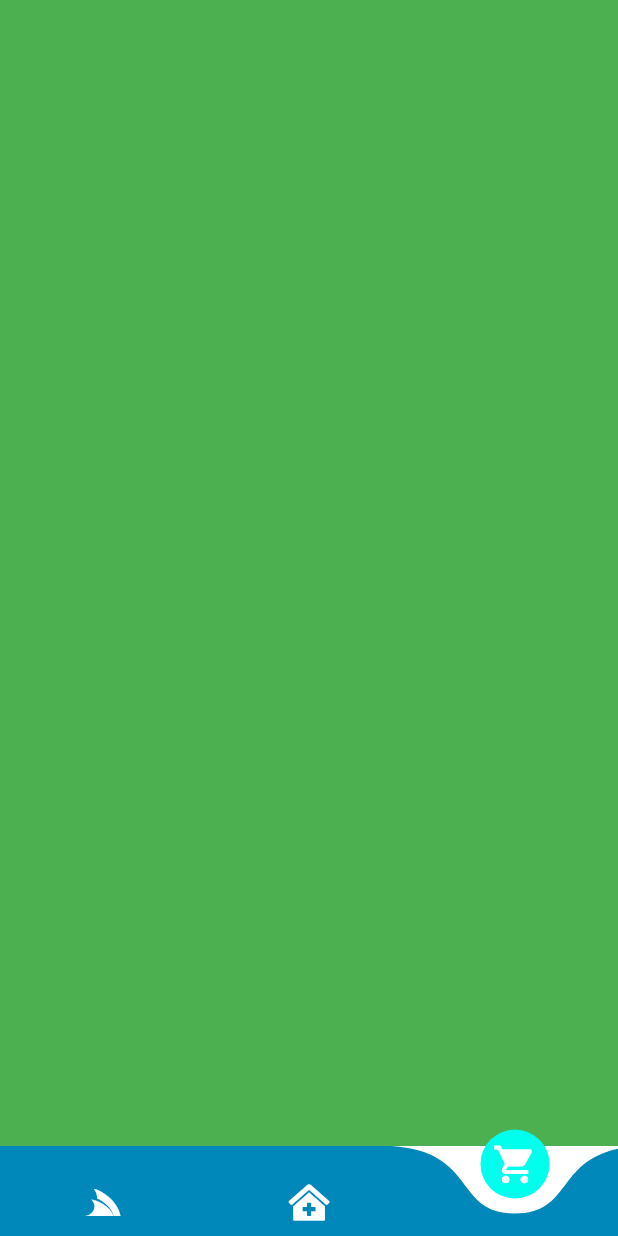
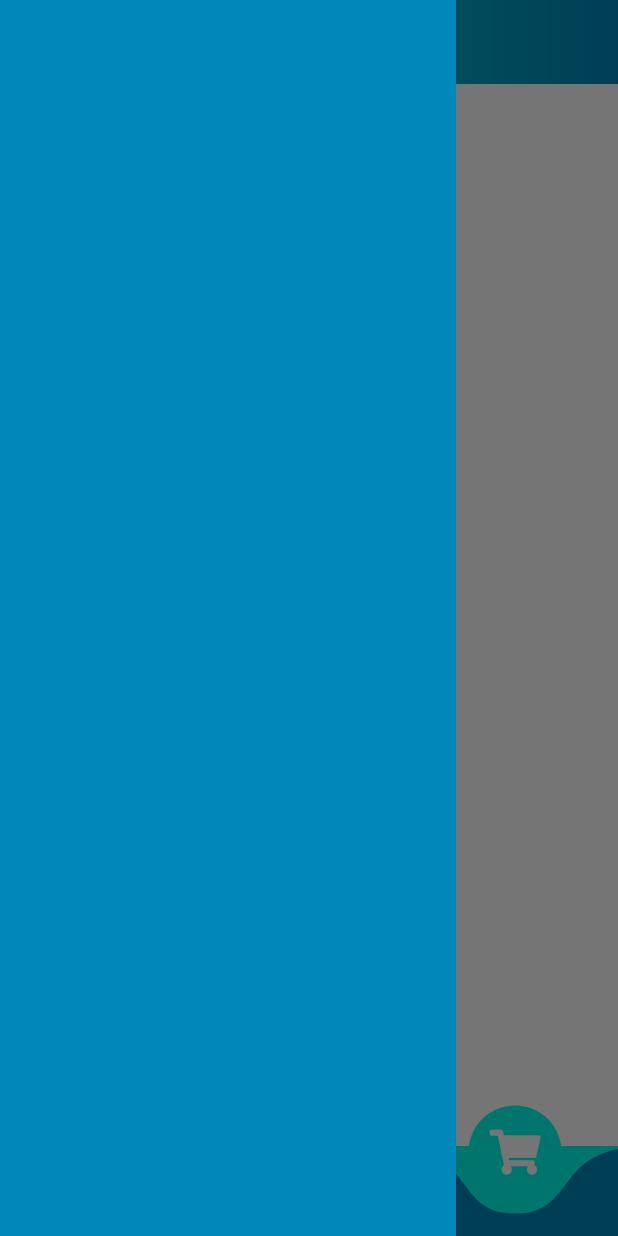
Before and after one commit to Afridee/Doctor-Chacha, a Flutter app: the Home screen opened directly, item 3 of the bottom bar chosen, with the side drawer open (before the commit the screen has no drawer), on a phone screen of 412 x 824 dp. Run offline on Flutter 3.47's test engine with Material 2 defaults, Android fonts, the phone set to English and light mode, and no system bars; drawn by our look-alikes of curved_navigation_bar; our stand-ins replace cloud_firestore, firebase_auth, flutter_mobx, font_awesome_flutter, google_sign_in, introduction_screen and 3 more; missing offline and left inert: flutter_facebook_login; accounts and stored records are empty.

Commit message:
5th push.

```diff
--- a/lib/Screens/Home.dart
+++ b/lib/Screens/Home.dart
@@ -1,7 +1,11 @@
 import 'package:curved_navigation_bar/curved_navigation_bar.dart';
 import 'package:flutter/material.dart';
 import 'package:flutter/cupertino.dart';
+import 'package:flutter/services.dart';
 import 'package:font_awesome_flutter/font_awesome_flutter.dart';
+import 'package:doctor_chacha/Screens/homeScreens/Services.dart';
+import 'package:doctor_chacha/Screens/homeScreens/medicineStore.dart';
+import 'package:doctor_chacha/Screens/homeScreens/Cart.dart';
 
 class Home extends StatefulWidget {
   @override
@@ -9,7 +13,6 @@ class Home extends StatefulWidget {
 }
 
 class _HomeState extends State<Home> {
-
   PageController pageController;
 
   navBarOnTap(int pageIndex) {
@@ -28,44 +31,66 @@ class _HomeState extends State<Home> {
 
   @override
   Widget build(BuildContext context) {
+    //this little code down here turns off auto rotation
+    SystemChrome.setPreferredOrientations([
+      DeviceOrientation.portraitUp,
+    ]);
+
     return Scaffold(
+      appBar: AppBar(
+        elevation: 0.0,
+        backgroundColor: Colors.transparent,
+        flexibleSpace: Container(
+          decoration: BoxDecoration(
+            gradient: LinearGradient(colors: [
+              Color(0xff00ffed),
+              Color(0xff0088ba),
+            ]),
+          ),
+        ),
+      ),
+      drawer: Drawer(
+        elevation: 0.0,
+        child: Container(
+          decoration: BoxDecoration(
+             color: Color(0xff0088ba)
+          ),
+        ),
+      ),
       body: PageView(
-          controller: pageController,
-          physics: NeverScrollableScrollPhysics(),
-          children: <Widget>[
-          Container(
-            height: MediaQuery.of(context).size.height,
-            width: MediaQuery.of(context).size.width,
-            color: Colors.blue,
-          ),
-          Container(
-            height: MediaQuery.of(context).size.height,
-            width: MediaQuery.of(context).size.width,
-            color: Colors.red,
-          ),
-          Container(
-            height: MediaQuery.of(context).size.height,
-            width: MediaQuery.of(context).size.width,
-            color: Colors.green,
-          )
-        ],
+        controller: pageController,
+        physics: NeverScrollableScrollPhysics(),
+        children: <Widget>[services(), medicineStore(), Cart()],
       ),
       bottomNavigationBar: CurvedNavigationBar(
         index: 1,
         color: Color(0xff0088ba),
-        backgroundColor: Colors.white,
+        backgroundColor: Color(0xff00ffed),
         buttonBackgroundColor: Color(0xff00ffed),
         height: 60,
         items: <Widget>[
-          FaIcon(FontAwesomeIcons.servicestack, color: Colors.white),
-          FaIcon(FontAwesomeIcons.clinicMedical, color: Colors.white),
-          Icon(Icons.shopping_cart, size: 30, color: Colors.white)
+          Padding(
+            padding: const EdgeInsets.all(8.0),
+            child: FaIcon(
+              FontAwesomeIcons.servicestack,
+              color: Colors.white,
+              size: 30,
+            ),
+          ),
+          Padding(
+            padding: const EdgeInsets.all(8.0),
+            child: FaIcon(FontAwesomeIcons.clinicMedical,
+                color: Colors.white, size: 30),
+          ),
+          Padding(
+            padding: const EdgeInsets.all(8.0),
+            child: FaIcon(FontAwesomeIcons.shoppingCart,
+                color: Colors.white, size: 30),
+          ),
         ],
-        animationDuration: Duration(
-            milliseconds: 200
-        ),
+        animationDuration: Duration(milliseconds: 200),
         animationCurve: Curves.bounceInOut,
-        onTap: (index){
+        onTap: (index) {
           navBarOnTap(index);
         },
       ),
--- /dev/null
+++ b/lib/Screens/homeScreens/Cart.dart
@@ -0,0 +1,21 @@
+import 'package:flutter/material.dart';
+import 'package:flutter/cupertino.dart';
+
+class Cart extends StatefulWidget {
+  @override
+  _CartState createState() => _CartState();
+}
+
+class _CartState extends State<Cart> {
+  @override
+  Widget build(BuildContext context) {
+    return Container(
+      height: MediaQuery.of(context).size.height,
+      width: MediaQuery.of(context).size.width,
+      color: Colors.white,
+      child: Center(
+        child: Text('Cart'),
+      ),
+    );
+  }
+}
--- /dev/null
+++ b/lib/Screens/homeScreens/Services.dart
@@ -0,0 +1,21 @@
+import 'package:flutter/material.dart';
+import 'package:flutter/cupertino.dart';
+
+class services extends StatefulWidget {
+  @override
+  _servicesState createState() => _servicesState();
+}
+
+class _servicesState extends State<services> {
+  @override
+  Widget build(BuildContext context) {
+    return Container(
+      height: MediaQuery.of(context).size.height,
+      width: MediaQuery.of(context).size.width,
+      color: Colors.white,
+      child: Center(
+        child: Text('Services'),
+      ),
+    );
+  }
+}
```
